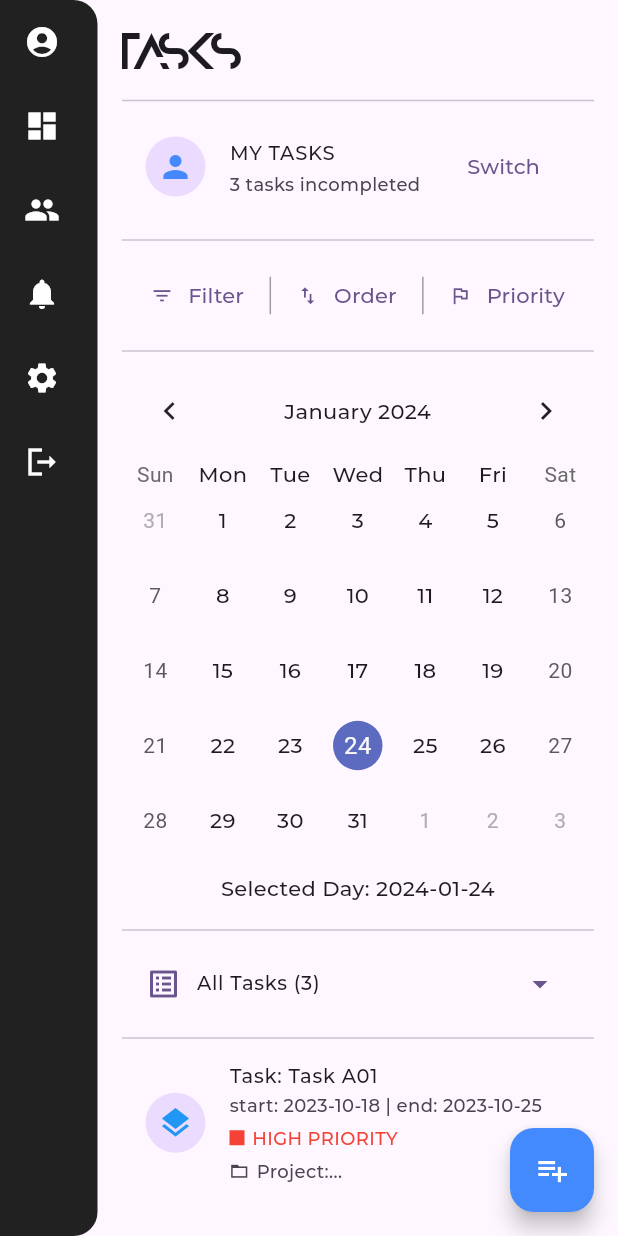
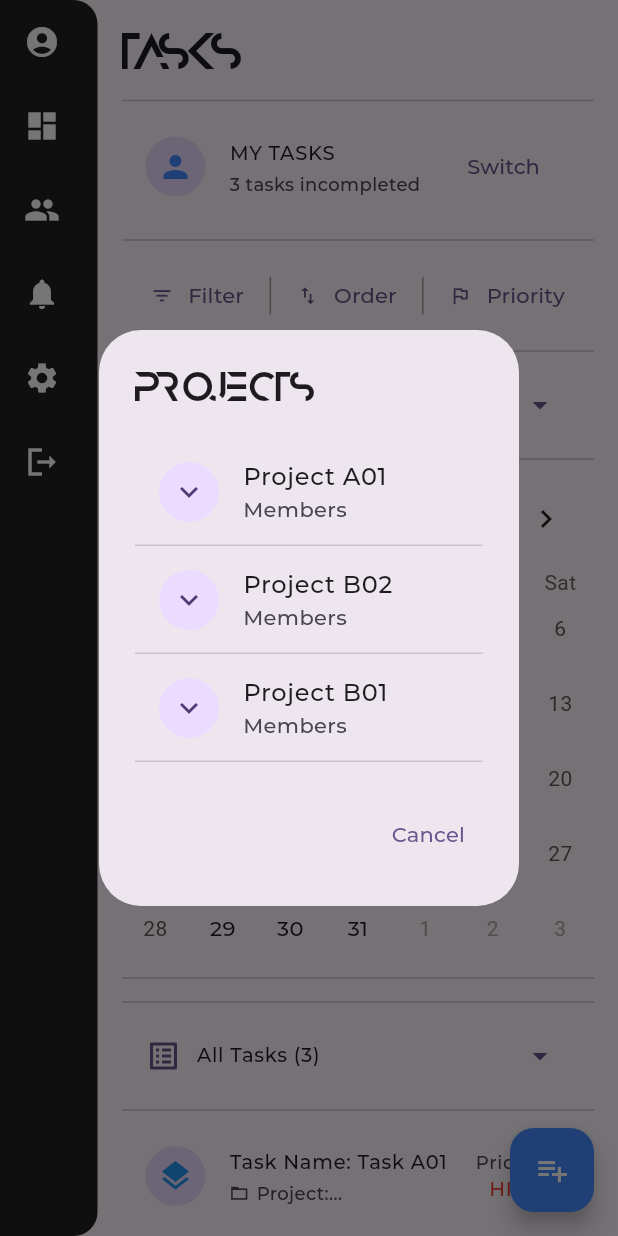
Before and after one commit to thongbui123/cap2_pmapp, a Flutter app: the listOfTasks screen opened directly, after a tap on "Switch", on a phone screen of 412 x 824 dp. Run offline on Flutter 3.47's test engine with Material 3 defaults, Android fonts, the light colour scheme and no system bars; drawn by our look-alikes of table_calendar; our stand-ins replace firebase_auth, firebase_core, firebase_database, firebase_storage, fl_chart, fluttertoast and 3 more; missing offline and left inert: ndialog; accounts and stored records are empty; project files that could hold a hidden picture were left out.

Commit message:
list of tasks

```diff
--- a/lib/views/list_of_tasks_screen.dart
+++ b/lib/views/list_of_tasks_screen.dart
@@ -10,10 +10,16 @@ class listOfTasks extends StatefulWidget {
   State<listOfTasks> createState() => _listOfTasksState();
 }
 
-List<String> allProjects = [
+List<String> allTasks = [
   'Task A01',
   'Task B02',
   'Task B01',
+];
+
+List<String> allProjects = [
+  'Project A01',
+  'Project B02',
+  'Project B01',
 ];
 
 class _listOfTasksState extends State<listOfTasks> {
@@ -66,7 +72,7 @@ class _listOfTasksState extends State<listOfTasks> {
                                 style: const TextStyle(fontFamily: 'MontMed', fontSize: 12),
                               ),
                               trailing: TextButton(
-                                onPressed: (){},
+                                onPressed: (){_showProjectSelectionDialog();},
                                 child: Text('Switch', style: TextStyle(fontFamily: 'MontMed', fontSize: 14)),
                               ),
                             ),
@@ -128,7 +134,51 @@ class _listOfTasksState extends State<listOfTasks> {
     );
   }
 
-  bool dateVisibility = true;
+  Future<void> _showProjectSelectionDialog() async {
+    await showDialog(
+      context: context,
+      builder: (BuildContext context) {
+        return AlertDialog(
+          title: const Text(
+            'PROJECTS',
+            style: TextStyle(fontFamily: 'Anurati'),
+          ),
+          content: SingleChildScrollView(
+            child: Column(
+              children: allProjects.map((project) {
+                return Column(
+                  children: <Widget>[
+                    ListTile(
+                      leading: CircleAvatar(child: Icon(Icons.keyboard_arrow_down)),
+                      title: Text(project, style: TextStyle(fontFamily: 'MontMed')),
+                      subtitle: Text(
+                        "Members",
+                        style: const TextStyle(fontFamily: 'MontMed'),
+                      ),
+                      onTap: () {},
+                    ),
+                    const Divider(height: 0),
+                  ],
+                );
+              }).toList(),
+            ),
+          ),
+          actions: <Widget>[
+            TextButton(
+              onPressed: () {
+                Navigator.of(context).pop();
+              },
+              child: const Text(
+                'Cancel',
+                style: TextStyle(fontFamily: 'MontMed'),
+              ),
+            ),
+          ],
+        );
+      },
+    );
+  }
+
   bool numberVisibility = false;
   bool nameVisibility = false;
   void _showFilterDrawer(BuildContext context) {
@@ -151,26 +201,9 @@ class _listOfTasksState extends State<listOfTasks> {
               SizedBox(height: 5),
               Divider(),
               ListTile(
-                  leading: Icon(Icons.date_range_sharp),
-                  title: Text('Day started', style: TextStyle(fontFamily: 'MontMed', fontSize: 14)),
-                  onTap: () {
-                    dateVisibility = true;
-                    numberVisibility = false;
-                    nameVisibility = false;
-                    Navigator.pop(context);
-                  },
-                  trailing: Container(
-                      child: Visibility(
-                        visible: dateVisibility,
-                        child: Icon(Icons.check),
-                      )
-                  )
-              ),
-              ListTile(
                   leading: Icon(Icons.people_alt_outlined),
                   title: Text('Number of members involved', style: TextStyle(fontFamily: 'MontMed', fontSize: 14)),
                   onTap: () {
-                    dateVisibility = false;
                     numberVisibility = true;
                     nameVisibility = false;
                     Navigator.pop(context);
@@ -186,7 +219,6 @@ class _listOfTasksState extends State<listOfTasks> {
                   leading: Icon(Icons.folder_open_sharp),
                   title: Text('Name', style: TextStyle(fontFamily: 'MontMed', fontSize: 14)),
                   onTap: () {
-                    dateVisibility = false;
                     numberVisibility = false;
                     nameVisibility = true;
                     Navigator.pop(context);
@@ -365,6 +397,25 @@ class _ExpansionTileTasksState extends State<ExpansionTileTasks> {
   Widget build(BuildContext context) {
     return Column(
       children: <Widget>[
+        ExpansionTile(
+          shape: RoundedRectangleBorder(
+            borderRadius: BorderRadius.zero,
+          ),
+          initiallyExpanded: true,
+          title: Row(
+            children: [
+              Icon(Icons.calendar_month),
+              SizedBox(width: 10),
+              Text('Selected Day: ' + today.toString().split(' ')[0], style: TextStyle(fontFamily: 'MontMed', fontSize: 13)),
+            ],
+          ),
+          trailing: Icon(
+            _customTileExpanded3
+                ? Icons.arrow_drop_down_circle
+                : Icons.arrow_drop_down,
+          ),
+          children: [
+            Divider(),
             Container(
               child: TableCalendar(
                   rowHeight: 50,
@@ -377,9 +428,14 @@ class _ExpansionTileTasksState extends State<ExpansionTileTasks> {
                   focusedDay: today, firstDay: DateTime.utc(2000, 1, 1), lastDay: DateTime.utc(2025, 1, 1)
               ),
             ),
-        SizedBox(height: 10),
-        Text('Selected Day: ' + today.toString().split(' ')[0], style: TextStyle(fontFamily: 'MontMed')),
-        SizedBox(height: 10),
+          ],
+          onExpansionChanged: (bool expanded) {
+            setState(() {
+              _customTileExpanded3 = expanded;
+            });
+          },
+        ),
+        Divider(),
         Divider(),
         ExpansionTile(
           shape: RoundedRectangleBorder(
@@ -402,7 +458,7 @@ class _ExpansionTileTasksState extends State<ExpansionTileTasks> {
             Divider(),
             Container(
               child: Column(
-                children: allProjects.map((project) {
+                children: allTasks.map((project) {
                   return ListTile(
                     leading: const CircleAvatar(
                         child: Icon(
@@ -410,23 +466,10 @@ class _ExpansionTileTasksState extends State<ExpansionTileTasks> {
                             color: Colors.blue
                         )
                     ),
-                    title: Text('Task: ${project}', style: TextStyle(fontFamily: 'MontMed', fontSize: 13)),
+                    title: Text('Task Name: ${project}', maxLines: 2, overflow: TextOverflow.ellipsis, style: TextStyle(fontFamily: 'MontMed', fontSize: 13)),
                     subtitle: Column(
                       crossAxisAlignment: CrossAxisAlignment.start,
                       children: [
-                        Text(
-                            'start: 2023-10-18 | end: 2023-10-25',
-                            style: const TextStyle(fontFamily: 'MontMed', fontSize: 12)
-                        ),
-                        SizedBox(height: 5),
-                        Row(
-                          children: [
-                            Container(height: 10, width: 10, color: Colors.red),
-                            SizedBox(width: 5),
-                            Text('HIGH PRIORITY', style: TextStyle(fontFamily: 'MontMed', color: Colors.red, fontSize: 12))
-                          ],
-                        ),
-                        SizedBox(height: 5),
                         Row(
                           children: [
                             Icon(Icons.folder_open_sharp, size: 13,),
@@ -434,6 +477,13 @@ class _ExpansionTileTasksState extends State<ExpansionTileTasks> {
                             Text('Project:...', style: TextStyle(fontFamily: 'MontMed', fontSize: 12))
                           ],
                         ),
+                      ],
+                    ),
+                    trailing: Column(
+                      mainAxisAlignment: MainAxisAlignment.center,
+                      children: [
+                        Text('Priority: ', style: TextStyle(fontFamily: 'MontMed', fontSize: 12)),
+                        Text('HIGH', style: TextStyle(fontFamily: 'MontMed', fontSize: 13, color: Colors.red))
                       ],
                     ),
                   );
@@ -455,8 +505,6 @@ class _ExpansionTileTasksState extends State<ExpansionTileTasks> {
           initiallyExpanded: true,
           title: Row(
             children: [
-              Icon(Icons.sentiment_neutral),
-              SizedBox(width: 10),
               Text('Recent Tasks (3)', style: TextStyle(fontFamily: 'MontMed', fontSize: 13)),
             ],
           ),
@@ -469,7 +517,7 @@ class _ExpansionTileTasksState extends State<ExpansionTileTasks> {
             Divider(),
             Container(
               child: Column(
-                children: allProjects.map((project) {
+                children: allTasks.map((project) {
                   return ListTile(
                     leading: const CircleAvatar(
                         child: Icon(
@@ -477,23 +525,10 @@ class _ExpansionTileTasksState extends State<ExpansionTileTasks> {
                             color: Colors.blue
                         )
                     ),
-                    title: Text('Task: ${project}', style: TextStyle(fontFamily: 'MontMed', fontSize: 13)),
+                    title: Text('Task Name: ${project}', maxLines: 2, overflow: TextOverflow.ellipsis, style: TextStyle(fontFamily: 'MontMed', fontSize: 13)),
                     subtitle: Column(
                       crossAxisAlignment: CrossAxisAlignment.start,
                       children: [
-                        Text(
-                            'start: 2023-10-18 | end: 2023-10-25',
-                            style: const TextStyle(fontFamily: 'MontMed', fontSize: 12)
-                        ),
-                        SizedBox(height: 5),
-                        Row(
-                          children: [
-                            Container(height: 10, width: 10, color: Colors.red),
-                            SizedBox(width: 5),
-                            Text('HIGH PRIORITY', style: TextStyle(fontFamily: 'MontMed', color: Colors.red, fontSize: 12))
-                          ],
-                        ),
-                        SizedBox(height: 5),
                         Row(
                           children: [
                             Icon(Icons.folder_open_sharp, size: 13,),
@@ -501,6 +536,13 @@ class _ExpansionTileTasksState extends State<ExpansionTileTasks> {
                             Text('Project:...', style: TextStyle(fontFamily: 'MontMed', fontSize: 12))
                           ],
                         ),
+                      ],
+                    ),
+                    trailing: Column(
+                      mainAxisAlignment: MainAxisAlignment.center,
+                      children: [
+                        Text('Priority: ', style: TextStyle(fontFamily: 'MontMed', fontSize: 12)),
+                        Text('HIGH', style: TextStyle(fontFamily: 'MontMed', fontSize: 13, color: Colors.red))
                       ],
                     ),
                   );
@@ -521,8 +563,6 @@ class _ExpansionTileTasksState extends State<ExpansionTileTasks> {
           ),
           title: Row(
             children: [
-              Icon(Icons.sentiment_dissatisfied),
-              SizedBox(width: 10),
               Text('Overdue Tasks (4)', style: TextStyle(fontFamily: 'MontMed', fontSize: 13)),
             ],
           ),
@@ -535,7 +575,7 @@ class _ExpansionTileTasksState extends State<ExpansionTileTasks> {
             Divider(),
             Container(
               child: Column(
-                children: allProjects.map((project) {
+                children: allTasks.map((project) {
                   return ListTile(
                     leading: const CircleAvatar(
                         child: Icon(
@@ -543,23 +583,10 @@ class _ExpansionTileTasksState extends State<ExpansionTileTasks> {
                             color: Colors.blue
                         )
                     ),
-                    title: Text('Task: ${project}', style: TextStyle(fontFamily: 'MontMed', fontSize: 13)),
+                    title: Text('Task Name: ${project}', maxLines: 2, overflow: TextOverflow.ellipsis, style: TextStyle(fontFamily: 'MontMed', fontSize: 13)),
                     subtitle: Column(
                       crossAxisAlignment: CrossAxisAlignment.start,
                       children: [
-                        Text(
-                            'start: 2023-10-18 | end: 2023-10-25',
-                            style: const TextStyle(fontFamily: 'MontMed', fontSize: 12)
-                        ),
-                        SizedBox(height: 5),
-                        Row(
-                          children: [
-                            Container(height: 10, width: 10, color: Colors.red),
-                            SizedBox(width: 5),
-                            Text('HIGH PRIORITY', style: TextStyle(fontFamily: 'MontMed', color: Colors.red, fontSize: 12))
-                          ],
-                        ),
-                        SizedBox(height: 5),
                         Row(
                           children: [
                             Icon(Icons.folder_open_sharp, size: 13,),
@@ -567,6 +594,13 @@ class _ExpansionTileTasksState extends State<ExpansionTileTasks> {
                             Text('Project:...', style: TextStyle(fontFamily: 'MontMed', fontSize: 12))
                           ],
                         ),
+                      ],
+                    ),
+                    trailing: Column(
+                      mainAxisAlignment: MainAxisAlignment.center,
+                      children: [
+                        Text('Priority: ', style: TextStyle(fontFamily: 'MontMed', fontSize: 12)),
+                        Text('HIGH', style: TextStyle(fontFamily: 'MontMed', fontSize: 13, color: Colors.red))
                       ],
                     ),
                   );
@@ -581,72 +615,6 @@ class _ExpansionTileTasksState extends State<ExpansionTileTasks> {
           },
         ),
         Divider(),
-        ExpansionTile(
-          shape: RoundedRectangleBorder(
-            borderRadius: BorderRadius.zero,
-          ),
-          title: Row(
-            children: [
-              Icon(Icons.sentiment_satisfied),
-              SizedBox(width: 10),
-              Text('Done Tasks (9)', style: TextStyle(fontFamily: 'MontMed', fontSize: 13)),
-            ],
-          ),
-          trailing: Icon(
-            _customTileExpanded3
-                ? Icons.arrow_drop_down_circle
-                : Icons.arrow_drop_down,
-          ),
-          children: [
-            Divider(),
-            Container(
-              child: Column(
-                children: allProjects.map((project) {
-                  return ListTile(
-                    leading: const CircleAvatar(
-                        child: Icon(
-                            Icons.layers,
-                            color: Colors.blue
-                        )
-                    ),
-                    title: Text('Task: ${project}', style: TextStyle(fontFamily: 'MontMed', fontSize: 13)),
-                    subtitle: Column(
-                      crossAxisAlignment: CrossAxisAlignment.start,
-                      children: [
-                        Text(
-                            'start: 2023-10-18 | end: 2023-10-25',
-                            style: const TextStyle(fontFamily: 'MontMed', fontSize: 12)
-                        ),
-                        SizedBox(height: 5),
-                        Row(
-                          children: [
-                            Container(height: 10, width: 10, color: Colors.red),
-                            SizedBox(width: 5),
-                            Text('HIGH PRIORITY', style: TextStyle(fontFamily: 'MontMed', color: Colors.red, fontSize: 12))
-                          ],
-                        ),
-                        SizedBox(height: 5),
-                        Row(
-                          children: [
-                            Icon(Icons.folder_open_sharp, size: 13,),
-                            SizedBox(width: 5),
-                            Text('Project:...', style: TextStyle(fontFamily: 'MontMed', fontSize: 12))
-                          ],
-                        ),
-                      ],
-                    ),
-                  );
-                }).toList(),
-              ),
-            ),
-          ],
-          onExpansionChanged: (bool expanded) {
-            setState(() {
-              _customTileExpanded3 = expanded;
-            });
-          },
-        ),
-        Divider(),
       ],
     );
   }
```
Lines whose indentation alone changed are shown as unchanged.
